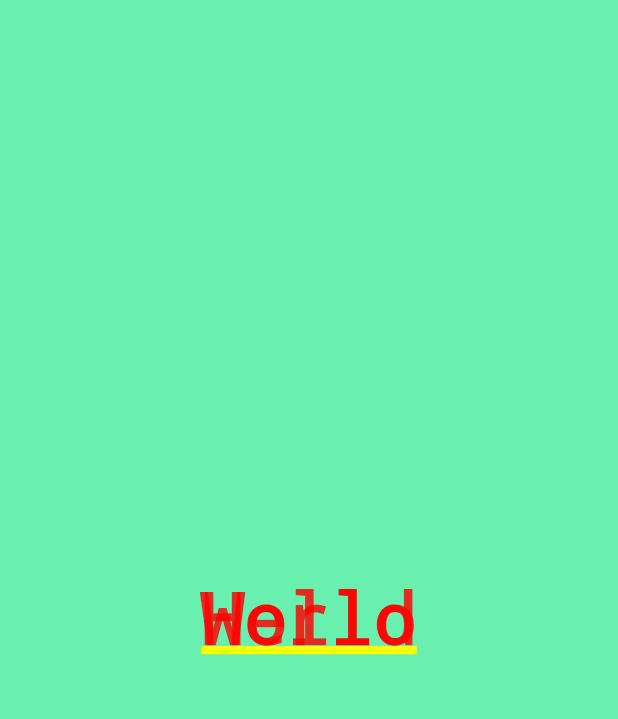
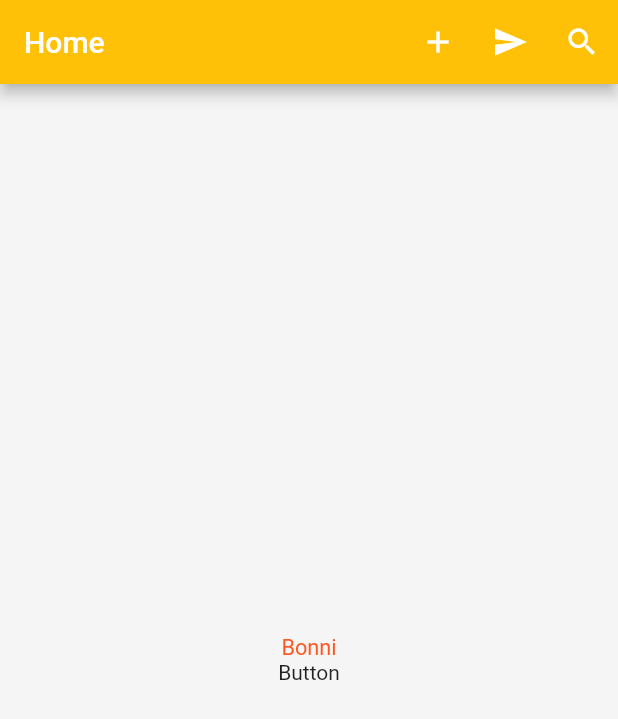
Before and after one commit to aj019/Flutter_Course_Paulo_Dichone, a Flutter app: the screen it shows after launch, on a phone screen of 412 x 824 dp. Shown: the top 719 px of the screen. Run offline on Flutter 3.47's test engine with Material 2 defaults, Android fonts, the phone set to English and light mode, and no system bars.

Commit message:
Learned about Inkwell

```diff
--- a/flutter_test_libs/lib/main.dart
+++ b/flutter_test_libs/lib/main.dart
@@ -2,11 +2,12 @@ import 'package:flutter/material.dart';
 import 'ui/welcome_home.dart';
 import 'ui/container.dart';
 import 'ui/stack.dart';
+import 'ui/scaffold.dart';
 
 void main() {
   runApp(new MaterialApp(
           title: 'Welcome App',
-          home: new Stack_Example()
+          home: new Scaffold_Example()
   )
   );
 }
--- /dev/null
+++ b/flutter_test_libs/lib/ui/scaffold.dart
@@ -0,0 +1,73 @@
+import 'package:flutter/material.dart';
+
+// Scaffold provides a structure to our material design application
+/* It has useful apis like
+    - AppBar
+    - Navigation Menu
+    - Bottom Navigation Bar
+    - Snackbar
+    - Floating Action Button
+ */
+
+//Also learned about Inkwell - used for adding touch listeners
+
+
+class Scaffold_Example extends StatelessWidget{
+
+
+  void _onPress(){
+    debugPrint('Send Clicked');
+  }
+
+  void _onSearchPress(){
+    debugPrint('Search Clicked');
+  }
+
+  @override
+  Widget build(BuildContext context) {
+    // TODO: implement build
+    return new Scaffold(
+      appBar: new AppBar(
+        backgroundColor: Colors.amber,
+        title: new Text('Home'),
+        actions: <Widget>[
+          new IconButton(
+              icon: new Icon(Icons.add),
+              onPressed: () => debugPrint('Button Clicked')
+          ),
+          new IconButton(
+              icon: new Icon(Icons.send),
+              onPressed: _onPress
+          ),
+          new IconButton(
+              icon: new Icon(Icons.search),
+              onPressed: _onSearchPress
+          ),
+        ],
+      ),
+
+      // Other Properties of Scaffold
+      backgroundColor: Colors.grey.shade100,
+      body: new Container(
+        alignment: Alignment.center,
+        child: new Column(
+          mainAxisAlignment: MainAxisAlignment.center,
+          children: <Widget>[
+            new Text("Bonni",style: new TextStyle(fontSize: 14.5,fontWeight: FontWeight.w400,color: Colors.deepOrange)),
+            new InkWell(
+              child: new Text("Button"),
+              onTap: () => debugPrint('Button Tapped'),
+            )
+          ],
+        ),
+
+      ),
+
+
+
+    );
+
+
+  }
+
+}
```
